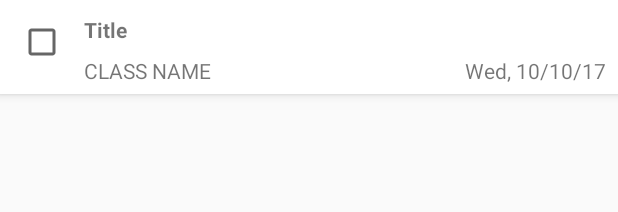
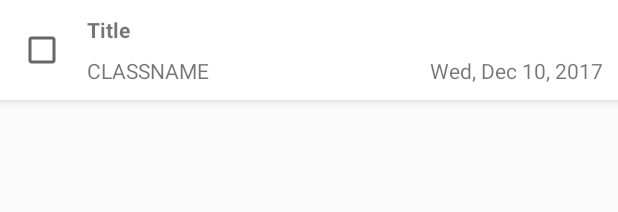
Before and after one commit to star4z/planner.go, an Android app: the layout assignment_layout.xml on its own in the app's theme, with its tools: preview values and no code run, on a phone screen of 412 x 824 dp. Shown: the top 212 px of the screen. Run offline under Robolectric (Android 15) with nearby library versions, the phone set to English and light mode, and no system bars.

Commit message:
Added basic navigation drawer bits. Messed with assignment_layout to make it a bit nicer-looking. Added and changed some string resources.

```diff
--- a/app/src/main/res/layout/assignment_layout.xml
+++ b/app/src/main/res/layout/assignment_layout.xml
@@ -4,9 +4,7 @@
     xmlns:android="http://schemas.android.com/apk/res/android"
     android:layout_width="match_parent"
     android:layout_height="wrap_content"
-    android:layout_margin="0dp"
     android:elevation="4dp"
-    android:layout_marginBottom="32sp"
     android:background="@android:color/white"
     android:padding="4dp">
 
@@ -15,6 +13,7 @@
         android:id="@+id/checkbox"
         android:layout_width="wrap_content"
         android:layout_height="wrap_content"
+        android:layout_gravity="center"
         android:layout_margin="8dp"
         android:onClick="checked"/>
 
@@ -23,6 +22,8 @@
         android:layout_width="0dp"
         android:layout_height="wrap_content"
         android:layout_weight="1"
+        android:layout_gravity="center"
+        android:padding="2dp"
         android:onClick="showDetails"
         >
 
@@ -33,7 +34,7 @@
             android:layout_alignParentStart="true"
             android:layout_alignParentTop="true"
             android:padding="4dp"
-            android:text="Title"
+            android:text="@string/default_title"
             android:textStyle="bold" />
 
         <TextView
@@ -44,7 +45,8 @@
             android:layout_below="@+id/title"
             android:padding="4dp"
             android:textAllCaps="true"
-            android:text="class name" />
+            android:text="@string/default_class" />
+
         <TextView
             android:id="@+id/date"
             android:layout_width="wrap_content"
@@ -52,7 +54,7 @@
             android:layout_below="@id/title"
             android:layout_alignParentEnd="true"
             android:padding="4dp"
-            android:text="Wed, 10/10/17"/>
+            android:text="@string/default_date"/>
 
     </RelativeLayout>
 
```
Also changed, not shown: app/src/main/java/go/planner/plannergo/MainActivity.java (+13 -9 lines), app/src/main/res/layout/activity_main.xml (+32 -12 lines), app/src/main/res/values/arrays.xml (added, +7 -0 lines), app/src/main/res/values/strings.xml (+8 -1 lines).
